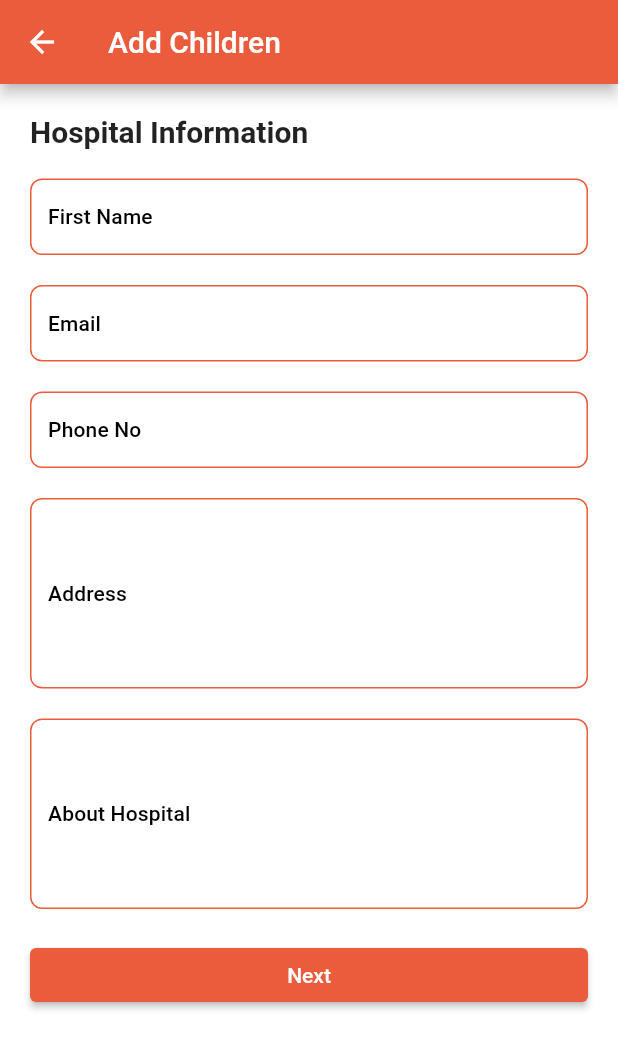
After one commit to mhanzla80/shz_test_phase, a Flutter app: the AddHospitalScreen screen opened by its route, on a phone screen of 412 x 824 dp. The commit adds this screen. Shown: the top 1049 px of the screen. Run offline on Flutter 3.47's test engine with Material 2 defaults, Android fonts, the phone set to English and light mode, and no system bars; drawn by our look-alikes of flutter_easyloading; our stand-ins replace cloud_firestore, firebase_auth, firebase_core, flutter_screenutil, font_awesome_flutter, get_it and 1 more; accounts and stored records are empty; Roboto replaces fonts that are missing (BerlinRounded).

Commit message:
add hospitals.

```diff
--- a/lib/main.dart
+++ b/lib/main.dart
@@ -2,7 +2,7 @@ import 'package:firebase_core/firebase_core.dart';
 import 'package:flutter/services.dart';
 import 'package:playon/all_screens.dart';
 import 'package:playon/all_utils.dart';
-import 'package:playon/providers/generate_cv_provider.dart';
+import 'package:playon/providers/add_data_provider.dart';
 
 void main() async {
   WidgetsFlutterBinding.ensureInitialized();
@@ -31,7 +31,7 @@ class PlayOn extends StatelessWidget {
           return MultiProvider(
             providers: [
               ListenableProvider(create: (_) => UserProvider()),
-              ListenableProvider(create: (_) => ChildrenDataProvider()),
+              ListenableProvider(create: (_) => AddDataProvider()),
             ],
             child: MediaQuery(
               data: MediaQuery.of(context).copyWith(textScaleFactor: 1.0),
--- /dev/null
+++ b/lib/providers/add_data_provider.dart
@@ -0,0 +1,48 @@
+import 'package:cloud_firestore/cloud_firestore.dart';
+import 'package:playon/all_utils.dart';
+
+class AddDataProvider extends ChangeNotifier {
+  final _children = FirebaseFirestore.instance.collection('children');
+  final _hospitals = FirebaseFirestore.instance.collection('hospitals');
+
+  Future<bool> addChildToDB(String firstName, String lastName, String email,
+      String phoneNo, String address, String age, String aboutYou) async {
+    EasyLoading.show();
+    await _children.add({
+      'firstName': firstName,
+      'lastName': lastName,
+      'email': email,
+      'age': age,
+      'phoneNo': phoneNo,
+      'address': address,
+      'aboutYou': aboutYou,
+      'reference': PrefsStorage.instance.user?.email,
+    }).then((value) {
+      EasyLoading.showSuccess("Child data Added");
+      return true;
+    }).catchError((error) {
+      EasyLoading.showError("Child couldn't be added.\n${error.toString()}");
+      return false;
+    });
+    return false;
+  }
+
+  Future<bool> addHospitalToDB(String hospitalName, String email,
+      String phoneNo, String address, String aboutHospital) async {
+    EasyLoading.show();
+    await _hospitals.add({
+      'hospitalName': hospitalName,
+      'email': email,
+      'phoneNo': phoneNo,
+      'address': address,
+      'aboutHospital': aboutHospital,
+    }).then((value) {
+      EasyLoading.showSuccess("Hospital data Added");
+      return true;
+    }).catchError((error) {
+      EasyLoading.showError("Hospital couldn't be added.\n${error.toString()}");
+      return false;
+    });
+    return false;
+  }
+}
--- a/lib/providers/generate_cv_provider.dart
+++ /dev/null
@@ -1,28 +0,0 @@
-import 'package:cloud_firestore/cloud_firestore.dart';
-import 'package:playon/all_utils.dart';
-
-class ChildrenDataProvider extends ChangeNotifier {
-  int index = 0;
-  File? imageFile;
-  CollectionReference children =
-      FirebaseFirestore.instance.collection('children');
-
-  Future<void> addChildToDB(String firstName, String lastName, String email,
-      String phoneNo, String address, String age, String aboutYou) async {
-    EasyLoading.show();
-    await children
-        .add({
-          'firstName': firstName,
-          'lastName': lastName,
-          'email': email,
-          'age': age,
-          'phoneNo': phoneNo,
-          'address': address,
-          'aboutYou': aboutYou,
-          'reference': PrefsStorage.instance.user?.email,
-        })
-        .then((value) => EasyLoading.showSuccess("Child data Added"))
-        .catchError(
-            (error) => EasyLoading.showError("Child couldn't be added."));
-  }
-}
--- /dev/null
+++ b/lib/screens/add_hospital/components/hospital_data_info_form.dart
@@ -0,0 +1,109 @@
+import 'package:flutter/material.dart';
+import 'package:playon/providers/add_data_provider.dart';
+import 'package:playon/widgets/labeled_text_field.dart';
+import 'package:playon/widgets/my_elevated_button.dart';
+import 'package:provider/provider.dart';
+
+class HospitalDataForm extends StatefulWidget {
+  const HospitalDataForm({Key? key}) : super(key: key);
+
+  @override
+  State<HospitalDataForm> createState() => _HospitalDataFormState();
+}
+
+class _HospitalDataFormState extends State<HospitalDataForm> {
+  final GlobalKey<FormState> _formKey = GlobalKey<FormState>();
+  final TextEditingController _hospitalNameController = TextEditingController();
+  final TextEditingController _emailController = TextEditingController();
+  final TextEditingController _phoneController = TextEditingController();
+  final TextEditingController _addressController = TextEditingController();
+  final TextEditingController _aboutHospital = TextEditingController();
+
+  @override
+  void dispose() {
+    _hospitalNameController.dispose();
+    _emailController.dispose();
+    _phoneController.dispose();
+    _addressController.dispose();
+    _aboutHospital.dispose();
+    super.dispose();
+  }
+
+  @override
+  Widget build(BuildContext context) {
+    return Form(
+      key: _formKey,
+      child: ListView(
+        shrinkWrap: true,
+        physics: const BouncingScrollPhysics(),
+        children: [
+          const SizedBox(height: 20),
+          Text(
+            'Hospital Information',
+            style: Theme.of(context)
+                .textTheme
+                .titleLarge!
+                .copyWith(fontSize: 20, fontWeight: FontWeight.bold),
+          ),
+          const SizedBox(height: 20),
+          LabeledTextField(
+            controller: _hospitalNameController,
+            label: 'First Name',
+            hint: 'Jhon',
+            maxLetters: 10,
+          ),
+          const SizedBox(height: 20),
+          LabeledTextField(
+            controller: _emailController,
+            label: 'Email',
+            hint: 'user@example.com',
+            maxLetters: 30,
+            keyboardType: TextInputType.emailAddress,
+          ),
+          const SizedBox(height: 20),
+          LabeledTextField(
+            controller: _phoneController,
+            label: 'Phone No',
+            hint: '+92 12345678',
+            maxLetters: 20,
+            keyboardType: TextInputType.phone,
+          ),
+          const SizedBox(height: 20),
+          LabeledTextField(
+            controller: _addressController,
+            label: 'Address',
+            hint: 'Model Town, Lahore',
+            keyboardType: TextInputType.streetAddress,
+            maxLine: 5,
+            maxLetters: 40,
+          ),
+          const SizedBox(height: 20),
+          LabeledTextField(
+            controller: _aboutHospital,
+            label: 'About Hospital',
+            hint: 'About Hospital',
+            keyboardType: TextInputType.multiline,
+            maxLine: 5,
+            maxLetters: 40,
+          ),
+          const SizedBox(height: 20),
+          MyElevatedButton(onTap: _onTapMoveToNext),
+        ],
+      ),
+    );
+  }
+
+  void _onTapMoveToNext() async {
+    final provider = context.read<AddDataProvider>();
+    if (_formKey.currentState!.validate()) {
+      final isSuccessful = await provider.addHospitalToDB(
+        _hospitalNameController.text,
+        _emailController.text,
+        _phoneController.text,
+        _addressController.text,
+        _aboutHospital.text,
+      );
+      if (mounted && isSuccessful) Navigator.pop(context);
+    }
+  }
+}
--- /dev/null
+++ b/lib/screens/add_hospital/hospital_data_entry_screen.dart
@@ -0,0 +1,24 @@
+import 'package:flutter/material.dart';
+import 'package:playon/providers/add_data_provider.dart';
+import 'package:playon/screens/add_hospital/components/hospital_data_info_form.dart';
+import 'package:provider/provider.dart';
+
+class AddHospitalScreen extends StatelessWidget {
+  static const String routeName = '/AddHospitalScreen';
+  const AddHospitalScreen({Key? key}) : super(key: key);
+
+  @override
+  Widget build(BuildContext context) {
+    return Scaffold(
+      appBar: AppBar(title: const Text('Add Children')),
+      body: Padding(
+        padding: const EdgeInsets.symmetric(horizontal: 20),
+        child: Consumer<AddDataProvider>(
+          builder: (_, provider, __) {
+            return const HospitalDataForm();
+          },
+        ),
+      ),
+    );
+  }
+}
--- a/lib/utils/routes.dart
+++ b/lib/utils/routes.dart
@@ -1,11 +1,13 @@
 import 'package:playon/all_screens.dart';
 import 'package:playon/all_utils.dart';
-import 'package:playon/screens/add_children_data/children_data_entry_screen.dart';
+import 'package:playon/screens/add_children/children_data_entry_screen.dart';
+import 'package:playon/screens/add_hospital/hospital_data_entry_screen.dart';
 
 final Map<String, WidgetBuilder> routes = {
   SplashScreen.routeName: (context) => const SplashScreen(),
   SignupScreen.routeName: (context) => const SignupScreen(),
   LoginScreen.routeName: (context) => const LoginScreen(),
   TabScreen.routeName: (context) => const TabScreen(),
-  CVGeneratorScreen.routeName: (context) => const CVGeneratorScreen(),
+  AddChildScreen.routeName: (context) => const AddChildScreen(),
+  AddHospitalScreen.routeName: (context) => const AddHospitalScreen(),
 };
```
Also changed, not shown: lib/screens/add_children/children_data_entry_screen.dart (renamed from lib/screens/add_children_data/children_data_entry_screen.dart, +6 -6 lines), lib/screens/add_children/components/child_data_info_form.dart (renamed from lib/screens/add_children_data/components/child_data_info_form.dart, +6 -6 lines), lib/screens/tab/tab_screen.dart (+26 -6 lines).
